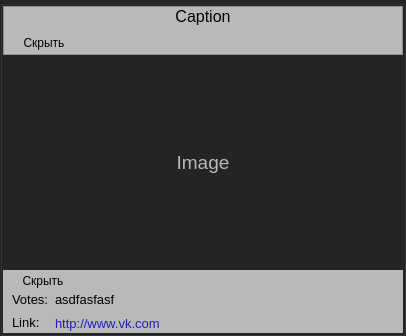
First picture: the form in resourses/FeedListItem.ui, repository sashgorokhov-heaven/python-9gag-gui-old, before the edit.
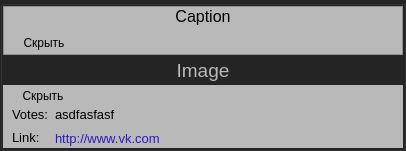
Second picture: the form after the edit.

```diff
--- a/resourses/FeedListItem.ui
+++ b/resourses/FeedListItem.ui
@@ -7,7 +7,7 @@
     <x>0</x>
     <y>0</y>
     <width>402</width>
-    <height>336</height>
+    <height>151</height>
    </rect>
   </property>
   <property name="sizePolicy">
```
